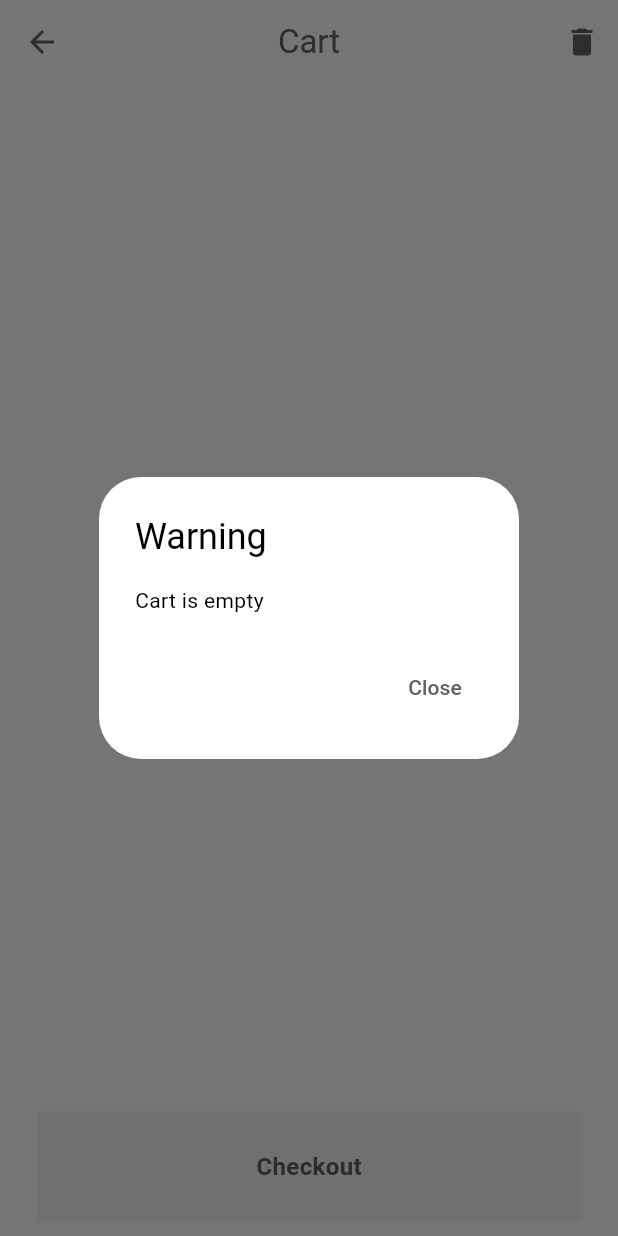
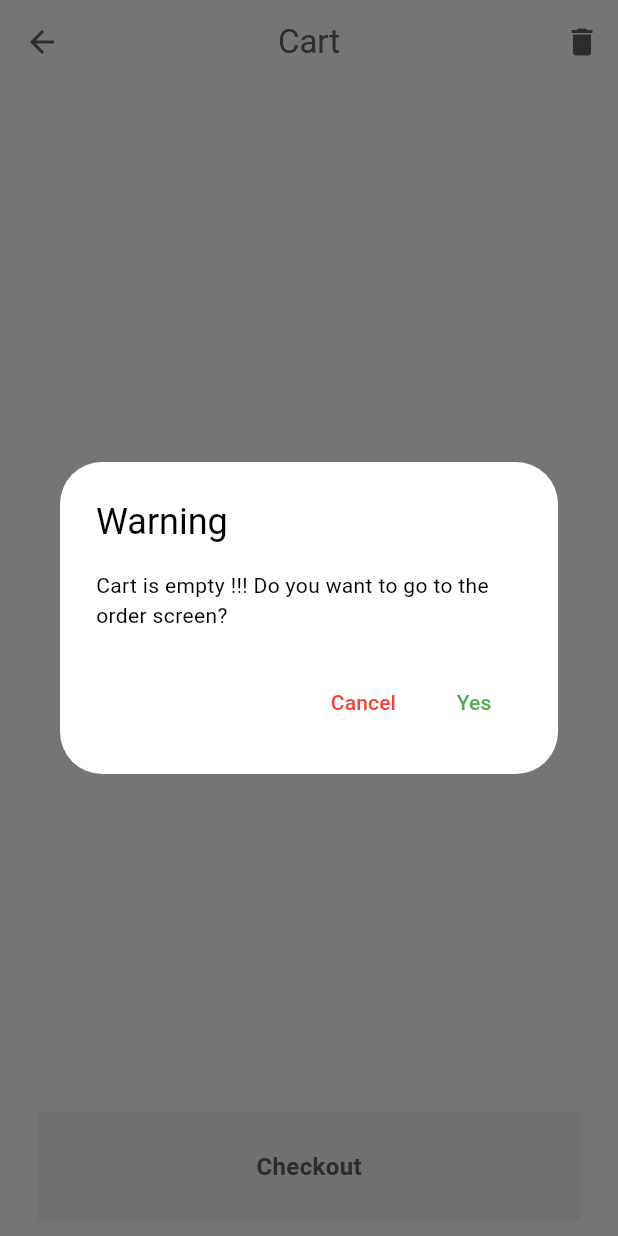
Before and after one commit to phamhuuloc219/food_delivery_app, a Flutter app: the CartPage screen opened directly, after a tap on the "delete" icon, on a phone screen of 412 x 824 dp. Run offline on Flutter 3.47's test engine with Material 3 defaults, Android fonts, the phone set to English and light mode, and no system bars; our stand-ins replace cloud_firestore, firebase_auth, firebase_core, flutter_credit_card, get, lottie; missing offline and left inert: randomstring_dart; accounts and stored records are empty; generated files the repository leaves out were written again.

Commit message:
update cart page

```diff
--- a/lib/pages/cart_page.dart
+++ b/lib/pages/cart_page.dart
@@ -2,6 +2,7 @@ import 'package:flutter/material.dart';
 import 'package:food_delivery_app/components/my_button.dart';
 import 'package:food_delivery_app/components/my_cart_title.dart';
 import 'package:food_delivery_app/models/restaurant.dart';
+import 'package:food_delivery_app/pages/home_page.dart';
 import 'package:food_delivery_app/pages/payment_page.dart';
 import 'package:provider/provider.dart';
 
@@ -40,7 +41,7 @@ class _CartPageState extends State<CartPage> {
                         content: SingleChildScrollView(
                           child: ListBody(
                             children: [
-                              Text('Cart is empty'),
+                              Text("Cart is empty !!! Do you want to go to the order screen?"),
                             ],
                           ),
                         ),
@@ -50,7 +51,15 @@ class _CartPageState extends State<CartPage> {
                             onPressed: () {
                               Navigator.pop(context);
                             },
-                            child: Text('Close',style:TextStyle(color: Theme.of(context).colorScheme.inversePrimary),),
+                            child: Text('Cancel',style:TextStyle(color: Colors.red),),
+                          ),
+                          //yes
+                          TextButton(
+                            onPressed: () {
+                              Navigator.pop(context);
+                              Navigator.push(context, MaterialPageRoute(builder: (context) => HomePage(),));
+                            },
+                            child: Text('Yes',style:TextStyle(color: Colors.green),),
                           ),
                         ],
                       ),
@@ -165,7 +174,7 @@ class _CartPageState extends State<CartPage> {
                             content: SingleChildScrollView(
                               child: ListBody(
                                 children: [
-                                  Text('Cart is empty'),
+                                  Text("Cart is empty !!! Do you want to go to the order screen?"),
                                 ],
                               ),
                             ),
@@ -175,7 +184,15 @@ class _CartPageState extends State<CartPage> {
                                 onPressed: () {
                                   Navigator.pop(context);
                                 },
-                                child: Text('Close',style:TextStyle(color: Theme.of(context).colorScheme.inversePrimary),),
+                                child: Text('Cancel',style:TextStyle(color: Colors.red),),
+                              ),
+                              //yes
+                              TextButton(
+                                onPressed: () {
+                                  Navigator.pop(context);
+                                  Navigator.push(context, MaterialPageRoute(builder: (context) => HomePage(),));
+                                },
+                                child: Text('Yes',style:TextStyle(color: Colors.green),),
                               ),
                             ],
                           ),
```
